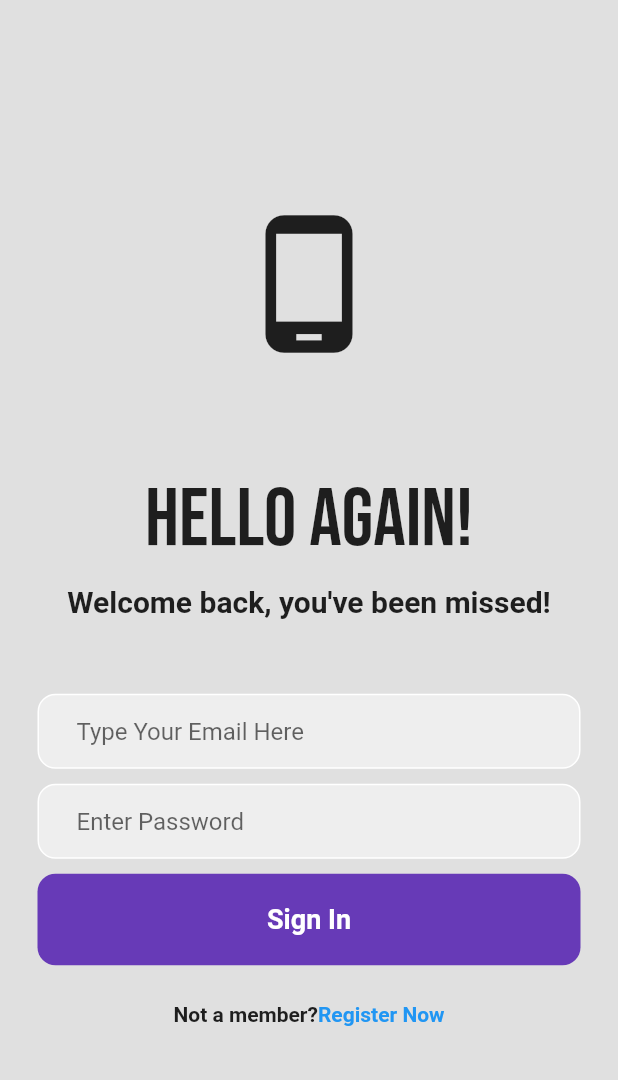
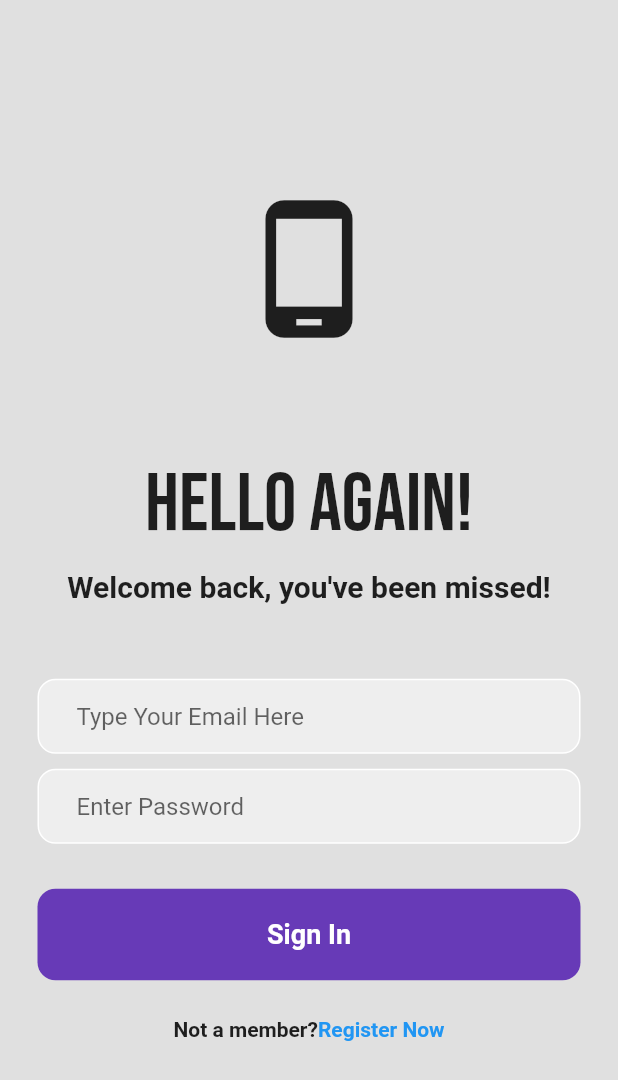
Before and after one commit to Chathu12345/Login_UI, a Flutter app: the screen it shows after launch, on a phone screen of 412 x 824 dp. Shown: the top 1080 px of the screen. Run offline on Flutter 3.47's test engine with Material 2 defaults, Android fonts, the phone set to English and light mode, and no system bars; our stand-ins replace google_fonts.

Commit message:
did changes

```diff
--- a/lib/login_page.dart
+++ b/lib/login_page.dart
@@ -85,7 +85,7 @@ class _LoginPageState extends State<LoginPage> {
                 ),
               ),
             ),
-            SizedBox(height: 10),
+            SizedBox(height: 30),
 
             //sign in button
             Padding(
```
